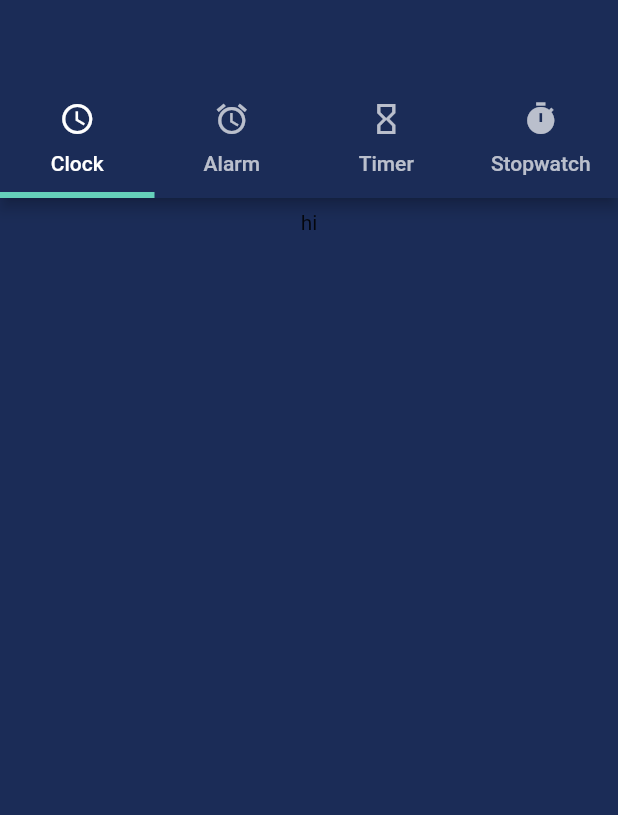
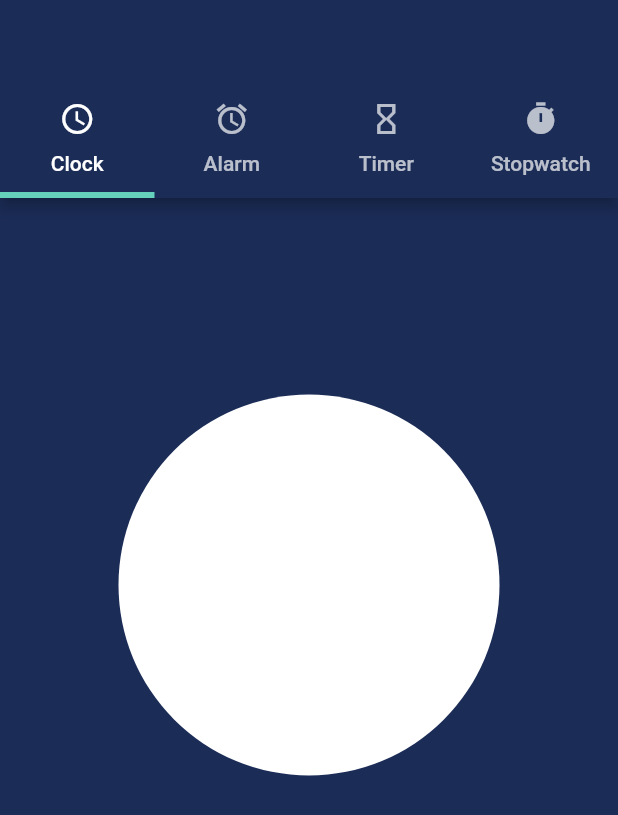
Before and after one commit to RohitIslam/alarm-app, a Flutter app: the screen it shows after launch, on a phone screen of 412 x 824 dp. Shown: the top 815 px of the screen. Run offline on Flutter 3.47's test engine with Material 2 defaults, Android fonts, the phone set to English and light mode, and no system bars.

```diff
--- a/lib/screens/home_screen.dart
+++ b/lib/screens/home_screen.dart
@@ -2,6 +2,8 @@ import 'dart:async';
 
 import 'package:flutter/material.dart';
 import 'package:intl/intl.dart';
+
+import './shapes_painter.dart';
 
 class HomeScreen extends StatefulWidget {
   @override
@@ -21,9 +23,9 @@ class _HomeScreenState extends State<HomeScreen>
       initialIndex: 0,
     );
 
-    _timeString = _formatDateTime(DateTime.now());
+    // _timeString = _formatDateTime(DateTime.now());
 
-    Timer.periodic(Duration(seconds: 1), (Timer t) => _getTime());
+    // Timer.periodic(Duration(seconds: 1), (Timer t) => _getTime());
 
     super.initState();
   }
@@ -85,7 +87,12 @@ class _HomeScreenState extends State<HomeScreen>
                     children: <Widget>[
                       Padding(
                         padding: EdgeInsets.all(8),
-                        child: Text("hi"),
+                        child: CustomPaint(
+                          painter: ShapesPainter(),
+                          child: Container(
+                            height: 500,
+                          ),
+                        ),
                       ),
                     ],
                   ),
```
Also changed, not shown: lib/screens/shapes_painter.dart (added, +40 -0 lines).
